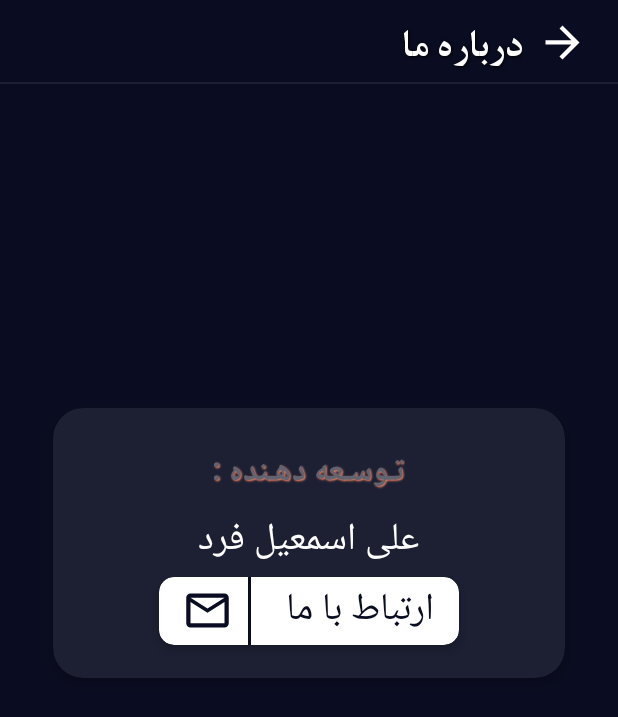
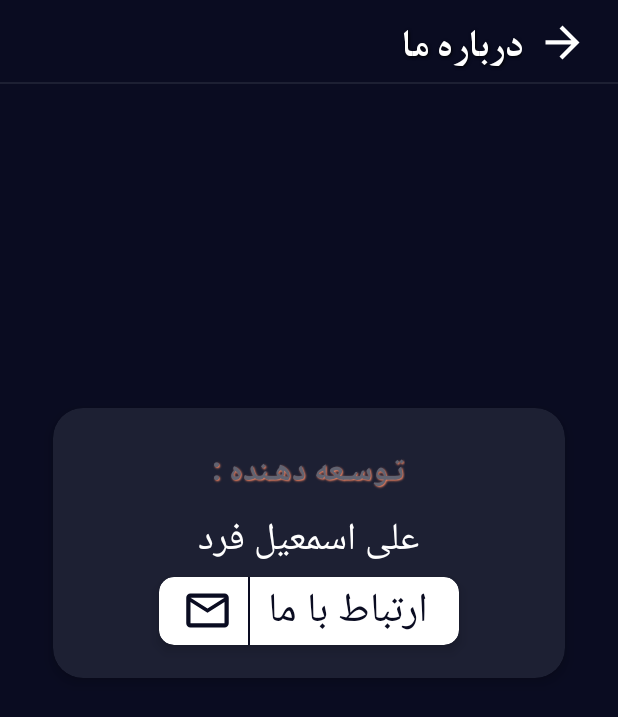
Before and after one commit to aliEsmaelFard/Kotlin-Bmi-App, an Android app: the AboutUsActivity screen opened directly, with no data from a screen before it, on a phone screen of 412 x 824 dp. Shown: the top 717 px of the screen. Run offline under Robolectric (Android 15) with nearby library versions, the phone set to English and light mode, and no system bars.

Commit message:
fix some bug

```diff
--- a/app/src/main/java/com/example/kotlinBmiApp/MoreInfoActivity.kt
+++ b/app/src/main/java/com/example/kotlinBmiApp/MoreInfoActivity.kt
@@ -16,9 +16,6 @@ class MoreInfoActivity : AppCompatActivity() {
     override fun onCreate(savedInstanceState: Bundle?) {
         super.onCreate(savedInstanceState)
         setContentView(R.layout.activity_more_info)
-
-        val textViewTitle = findViewById<TextView>(R.id.toolbar_tv)
-        textViewTitle.text = " جیست؟ " + "BMI"
 
         progressBar = findViewById(R.id.progressBar)
 
--- a/app/src/main/res/layout/activity_about__us__activty.xml
+++ b/app/src/main/res/layout/activity_about__us__activty.xml
@@ -120,7 +120,7 @@
                     android:background="@drawable/ic_outline_email_24" />
 
                 <View
-                    android:layout_width="2dp"
+                    android:layout_width="1dp"
                     android:layout_height="match_parent"
                     android:layout_marginStart="10dp"
                     android:background="@color/ebony" />
@@ -129,13 +129,13 @@
                     android:layout_width="wrap_content"
                     android:layout_height="wrap_content"
                     android:layout_gravity="center_vertical"
-                    android:layout_marginStart="23dp"
+                    android:layout_marginStart="12dp"
                     android:gravity="end"
                     android:includeFontPadding="false"
                     android:lineSpacingExtra="0dp"
                     android:text="ارتباط با ما"
                     android:textColor="@color/ebony"
-                    android:textSize="25sp" />
+                    android:textSize="27sp" />
 
             </LinearLayout>
 
```
Also changed, not shown: app/src/main/res/layout/activity_more_info.xml (+9 -1 lines).
